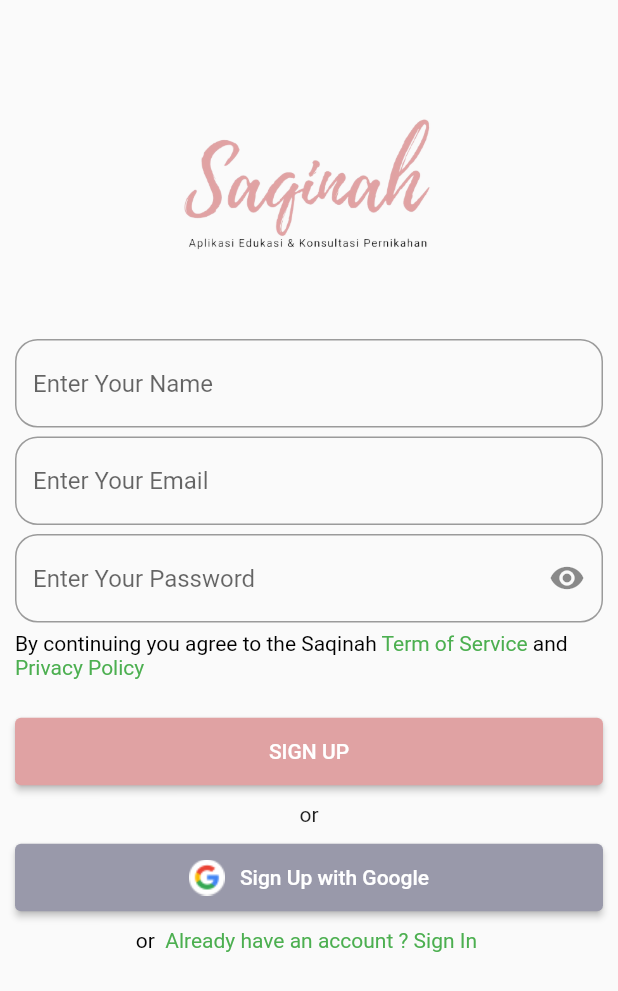
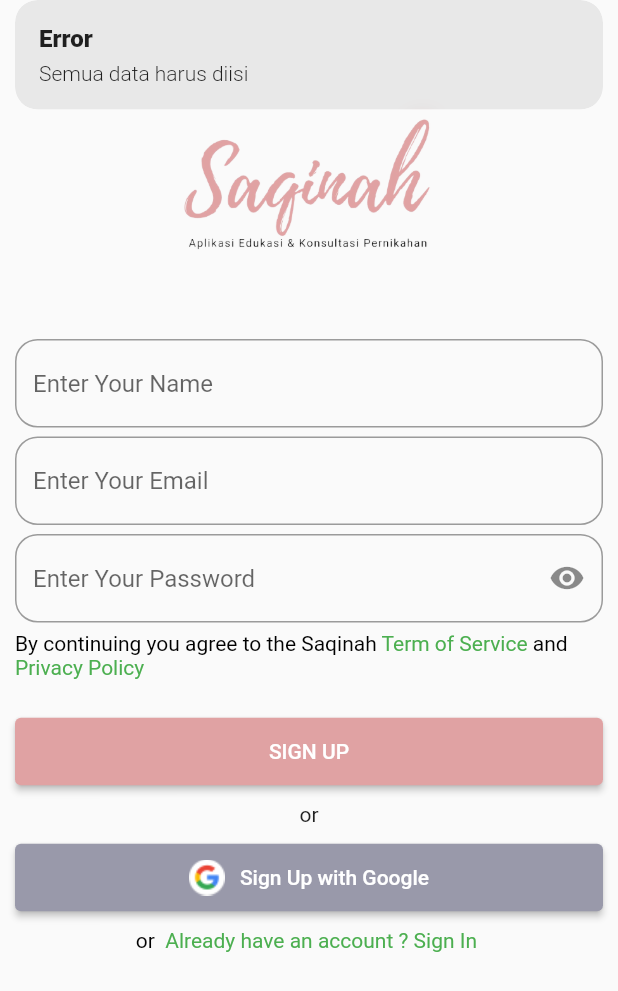
Before and after one commit to bhadawi404/saqinah-mobile, a Flutter app: the RegisterView screen opened by its route, after a tap on "SIGN UP", on a phone screen of 412 x 824 dp. Shown: the top 991 px of the screen. Run offline on Flutter 3.47's test engine with Material 2 defaults, Android fonts, the phone set to English and light mode, and no system bars; our stand-ins replace get.

Commit message:
revisi register

```diff
--- a/lib/app/modules/register/controllers/addC.dart
+++ b/lib/app/modules/register/controllers/addC.dart
@@ -1,5 +1,3 @@
-import 'dart:ffi';
-
 import 'package:flutter/material.dart';
 import 'package:get/get.dart';
 
--- a/lib/app/modules/register/controllers/usersC.dart
+++ b/lib/app/modules/register/controllers/usersC.dart
@@ -12,6 +12,9 @@
  void snackBarError(String msg){
   Get.snackbar("Error", msg, duration: Duration(seconds: 2));
  }
+ void snackBarSuccess(String msg){
+  Get.snackbar("Success", msg, duration: Duration(seconds: 2));
+ }
  void add(String name, String email, String password){
   if (name != '' && email != '' && password != ''){
     if(email.contains("@")){
@@ -24,22 +27,35 @@
           ),
         );
         Get.back();
+        snackBarSuccess("Register Success");
     }else{
       snackBarError("Masukkan Email yang valid");
     }
   }
-  if (name == ''){
-      snackBarError("Nama tidak boleh kosong !!!");
+  if (name == '' && email != '' && password != ''){
+    if(email.contains("@")){
+      snackBarError("Nama tidak boleh kosong");
+    }else{
+      snackBarError("Nama tidak boleh kosong dan Email Invalid");
     }
-   if (email == ''){
-      snackBarError("Email tidak boleh kosong !!!");
-    }
-    if(password == ''){
-      snackBarError("password tidak boleh kosong !!!");
-    }
-
-  else{
-     snackBarError("Semua data harus diisi");
   }
- }
- }
+  if (name != '' && email == '' && password != ''){
+    snackBarError("Email tidak boleh kosong");
+  }
+  if (name != '' && email != '' && password == ''){
+     snackBarError("Password tidak boleh kosong");
+  }
+  if (name == '' && email == '' && password != ''){
+    snackBarError("Nama dan Email tidak boleh kosong");
+  }
+  if (name != '' && email == '' && password == ''){
+    snackBarError("Email dan Password tidak boleh kosong");
+  }
+  if (name == '' && email != '' && password == ''){
+    snackBarError("Nama dan Password tidak boleh kosong");
+  }
+  if (name == '' && email == '' && password == ''){
+    snackBarError("Semua data harus diisi");
+  }
+}
+}
--- a/lib/app/modules/register/views/register_view.dart
+++ b/lib/app/modules/register/views/register_view.dart
@@ -10,12 +10,12 @@
 
 
 class RegisterView extends StatelessWidget {
-  // final usersC = Get.find<UsersC>();
-  // final addC = Get.find<AddC>();
+  final usersC = Get.find<UsersC>();
+  final addC = Get.find<AddC>();
   UsersProvider usersprovider = UsersProvider();
-  final _nameContoller = TextEditingController();
-  final _emailController = TextEditingController();
-  final _passwordController = TextEditingController();
+  // final _nameContoller = TextEditingController();
+  // final _emailController = TextEditingController();
+  // final _passwordController = TextEditingController();
 
   void snackBarSuccess(String msg){
     Get.snackbar("Success", msg, duration: Duration(seconds: 2));
@@ -41,7 +41,7 @@
             child: Image.asset("assets/logo/logo-splash.png", fit: BoxFit.contain,),
           ),
           TextField(
-            controller: _nameContoller,
+            controller: addC.nameC,
             decoration: InputDecoration(
                 hintText: "Enter Your Name", border: OutlineInputBorder(
                   borderRadius: BorderRadius.circular(15),
@@ -51,7 +51,7 @@
             height: 6,
           ),
           TextField(
-            controller: _emailController,
+            controller: addC.emailC,
             decoration: InputDecoration(
                 hintText: "Enter Your Email", border: OutlineInputBorder(
                   borderRadius: BorderRadius.circular(15),
@@ -61,7 +61,7 @@
             height: 6,
           ),
           TextField(
-            controller: _passwordController,
+            controller: addC.passwordC,
             obscureText: true,
             decoration: InputDecoration(
                 suffixIcon: Icon(Icons.remove_red_eye),
@@ -111,50 +111,11 @@
             height: 24,
           ),
           ElevatedButton(
-            onPressed: () async{
-              var response = await usersprovider.postData(_nameContoller.text, _emailController.text, _passwordController.text);
-              print(_emailController.text);
-              if(response.statusCode == 200){
-                if(_emailController.text.contains("@")){
-                  Get.back();
-                  snackBarSuccess("registration is successful, please login to enjoy the Saqinah feature");
-                }
-                else{
-                  snackBarError("Email invalid");
-                }
-              }
-              if(response.statusCode == 400){
-                if(_emailController.text == '' && _nameContoller.text == '' &&  _passwordController.text == ''){
-                  snackBarError("Email, Name and Password can not be empty");
-                }
-                if(_emailController.text == '' && _nameContoller.text != '' &&  _passwordController.text == ''){
-                  snackBarError("Email and Password can not be empty");
-                }
-                if(_emailController.text == '' && _nameContoller.text == '' &&  _passwordController.text != ''){
-                  snackBarError("Name and Email can not be empty");
-                }
-                if(_emailController.text == '' && _nameContoller.text != '' &&  _passwordController.text == ''){
-                  snackBarError("Email and Password can not be empty");
-                }
-                if(_emailController.text == '' && _nameContoller.text != '' &&  _passwordController.text != '' ){
-                    snackBarError("Email can not be empty");
-                }
-                if(_nameContoller.text == '' && _emailController.text != '' &&  _passwordController.text != ''){
-                  if(_emailController.text.contains("@")){
-                    snackBarError("Name can not be empty");
-                  }else{
-                     snackBarError("Email invalid and Name can not be empty");
-                  }
-                }
-                if(_passwordController.text == '' && _emailController.text != '' &&  _nameContoller.text != ''){
-                  if(_emailController.text.contains("@")){
-                    snackBarError("Password can not be empty");
-                  }else{
-                     snackBarError("Email invalid and Password can not be empty");
-                  }
-                }
-              }
-            },
+            onPressed: () => usersC.add(
+                  addC.nameC.text,
+                  addC.emailC.text,
+                  addC.passwordC.text,
+                ),
             child: Text("SIGN UP"),
             style: ElevatedButton.styleFrom(backgroundColor: Color(0xFFE0A2A3), fixedSize: Size(100, 45)),
           ),
--- a/lib/main.dart
+++ b/lib/main.dart
@@ -5,6 +5,8 @@
 import 'package:get/get.dart';
 import 'package:saqinah/app/widget/splash.dart';
 
+
+import 'app/modules/register/controllers/usersC.dart';
 import 'app/routes/app_pages.dart';
 
 void main() {
@@ -15,8 +17,7 @@
 }
 
 class myApp extends StatelessWidget {
-  // final userC = Get.put(UsersC());
-
+  final userC = Get.put(UsersC());
   @override
   Widget build(BuildContext context) {
     return FutureBuilder(
```
